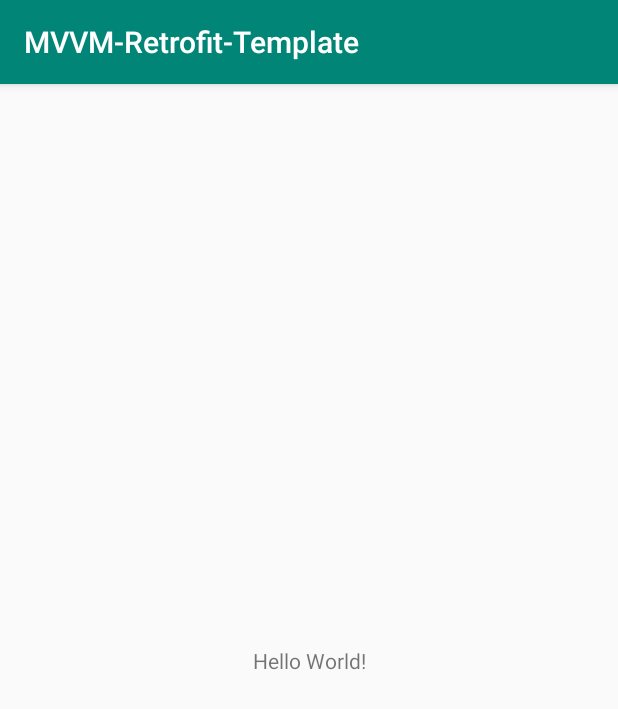
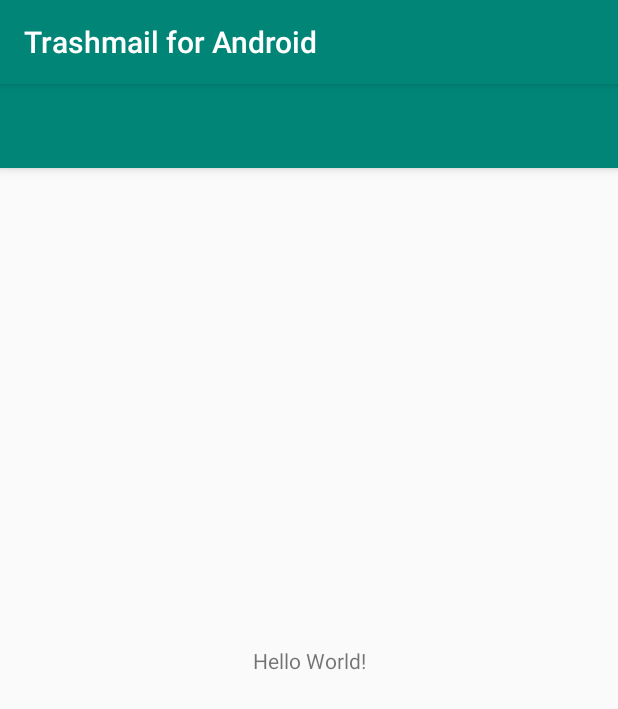
Before and after one commit to jamie1192/Trashmail-Android, an Android app: the screen it shows after launch (MainActivity), on a phone screen of 412 x 824 dp. Shown: the top 709 px of the screen. Run offline under Robolectric (Android 15) with nearby library versions, the phone set to English and light mode, and no system bars; libraries missing offline, so code that uses them is left out: co.zsmb.materialdrawerkt; 1 statement that could not run was skipped.

Commit message:
Initial commit

```diff
--- a/app/src/main/AndroidManifest.xml
+++ b/app/src/main/AndroidManifest.xml
@@ -1,6 +1,6 @@
 <?xml version="1.0" encoding="utf-8"?>
 <manifest xmlns:android="http://schemas.android.com/apk/res/android"
-          package="com.jamie1192.mvvm_retrofit_template">
+          package="com.jamie1192.TrashmailAndroid">
 
     <application
             android:allowBackup="true"
@@ -9,7 +9,7 @@
             android:roundIcon="@mipmap/ic_launcher_round"
             android:supportsRtl="true"
             android:theme="@style/AppTheme">
-        <activity android:name=".MainActivity">
+        <activity android:name="com.jamie1192.TrashmailAndroid.MainActivity">
             <intent-filter>
                 <action android:name="android.intent.action.MAIN"/>
 
--- /dev/null
+++ b/app/src/main/java/com/jamie1192/TrashmailAndroid/MainActivity.kt
@@ -0,0 +1,33 @@
+package com.jamie1192.TrashmailAndroid
+
+import androidx.appcompat.app.AppCompatActivity
+import android.os.Bundle
+import android.view.Window
+import co.zsmb.materialdrawerkt.builders.drawer
+import co.zsmb.materialdrawerkt.draweritems.badgeable.primaryItem
+import co.zsmb.materialdrawerkt.draweritems.badgeable.secondaryItem
+import co.zsmb.materialdrawerkt.draweritems.divider
+
+class MainActivity : AppCompatActivity() {
+
+    override fun onCreate(savedInstanceState: Bundle?) {
+        super.onCreate(savedInstanceState)
+
+        setContentView(R.layout.activity_main)
+
+        createDrawer()
+
+    }
+
+    private fun createDrawer() {
+
+        drawer{
+
+            primaryItem("Home") {}
+            divider {}
+            primaryItem("Users") {}
+            secondaryItem("Settings") {}
+
+        }
+    }
+}
--- a/app/src/main/java/com/jamie1192/mvvm_retrofit_template/database/TableEntity.kt
+++ b/app/src/main/java/com/jamie1192/TrashmailAndroid/database/TableEntity.kt
@@ -1,4 +1,4 @@
-package com.jamie1192.mvvm_retrofit_template.database
+package com.jamie1192.TrashmailAndroid.database
 
 import androidx.room.ColumnInfo
 import androidx.room.Entity
--- a/app/src/main/java/com/jamie1192/mvvm_retrofit_template/database/TableEntityDao.kt
+++ b/app/src/main/java/com/jamie1192/TrashmailAndroid/database/TableEntityDao.kt
@@ -1,4 +1,4 @@
-package com.jamie1192.mvvm_retrofit_template.database
+package com.jamie1192.TrashmailAndroid.database
 
 import androidx.lifecycle.LiveData
 import androidx.room.Dao
--- a/app/src/main/java/com/jamie1192/mvvm_retrofit_template/database/appDatabase.kt
+++ b/app/src/main/java/com/jamie1192/TrashmailAndroid/database/appDatabase.kt
@@ -1,4 +1,4 @@
-package com.jamie1192.mvvm_retrofit_template.database
+package com.jamie1192.TrashmailAndroid.database
 
 import android.content.Context
 import androidx.room.Database
--- a/app/src/main/res/layout/activity_main.xml
+++ b/app/src/main/res/layout/activity_main.xml
@@ -6,6 +6,16 @@
         android:layout_width="match_parent"
         android:layout_height="match_parent"
         tools:context=".MainActivity">
+
+    <androidx.appcompat.widget.Toolbar
+        android:layout_width="match_parent"
+        android:layout_height="?attr/actionBarSize"
+        android:background="?attr/colorPrimary"
+        android:elevation="4dp"
+        android:theme="@style/ThemeOverlay.AppCompat.Dark.ActionBar"
+        app:popupTheme="@style/ThemeOverlay.AppCompat.Light" >
+
+    </androidx.appcompat.widget.Toolbar>
 
     <TextView
             android:layout_width="wrap_content"
--- a/app/src/main/res/values/strings.xml
+++ b/app/src/main/res/values/strings.xml
@@ -1,3 +1,3 @@
 <resources>
-    <string name="app_name">MVVM-Retrofit-Template</string>
+    <string name="app_name">Trashmail for Android</string>
 </resources>
```
Also changed, not shown: app/build.gradle (+6 -1 lines), app/src/main/java/com/jamie1192/TrashmailAndroid/api/TrashmailAPI.kt (added, +44 -0 lines), app/src/main/java/com/jamie1192/TrashmailAndroid/api/models/QuickDisposableBody.kt (added, +20 -0 lines), app/src/main/java/com/jamie1192/TrashmailAndroid/api/models/RegisterBody.kt (added, +11 -0 lines), app/src/main/java/com/jamie1192/TrashmailAndroid/api/models/Response_Login.kt (added, +27 -0 lines), app/src/main/java/com/jamie1192/TrashmailAndroid/api/models/Response_Register.kt (added, +14 -0 lines), app/src/main/java/com/jamie1192/mvvm_retrofit_template/MainActivity.kt (deleted, +0 -12 lines).
